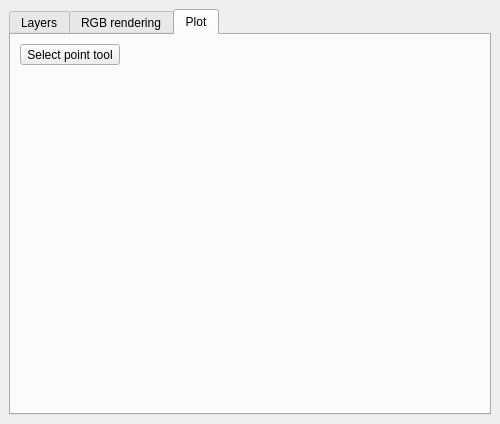
This is datacubeplugin/ui/datacubewidget.ui in planetfederal/qgis-datacube-plugin as Qt 5 draws it before an edit. The edited form follows.
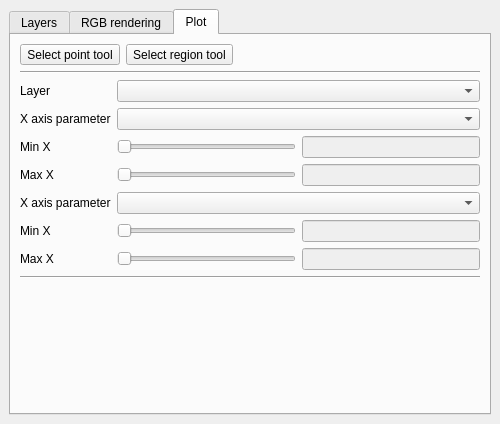
This is the edited form. The open tabs and pages were chosen to show the change.

```diff
--- a/datacubeplugin/ui/datacubewidget.ui
+++ b/datacubeplugin/ui/datacubewidget.ui
@@ -120,14 +120,57 @@
        <attribute name="title">
         <string>Plot</string>
        </attribute>
-       <layout class="QVBoxLayout" name="verticalLayout_2">
-        <item>
+       <layout class="QGridLayout" name="gridLayout_2">
+        <item row="3" column="0">
+         <widget class="QLabel" name="label_6">
+          <property name="text">
+           <string>X axis parameter</string>
+          </property>
+         </widget>
+        </item>
+        <item row="1" column="0" colspan="3">
+         <widget class="Line" name="line_2">
+          <property name="orientation">
+           <enum>Qt::Horizontal</enum>
+          </property>
+         </widget>
+        </item>
+        <item row="17" column="1">
+         <spacer name="verticalSpacer_2">
+          <property name="orientation">
+           <enum>Qt::Vertical</enum>
+          </property>
+          <property name="sizeHint" stdset="0">
+           <size>
+            <width>20</width>
+            <height>40</height>
+           </size>
+          </property>
+         </spacer>
+        </item>
+        <item row="0" column="0" colspan="3">
          <layout class="QHBoxLayout" name="horizontalLayout_2">
           <item>
            <widget class="QToolButton" name="selectOnCanvasButton">
             <property name="text">
              <string>Select point tool</string>
             </property>
+            <property name="checkable">
+             <bool>true</bool>
+            </property>
+           </widget>
+          </item>
+          <item>
+           <widget class="QToolButton" name="selectRegionButton">
+            <property name="text">
+             <string>Select region tool</string>
+            </property>
+            <property name="checkable">
+             <bool>true</bool>
+            </property>
+            <property name="checked">
+             <bool>false</bool>
+            </property>
            </widget>
           </item>
           <item>
@@ -145,13 +188,123 @@
           </item>
          </layout>
         </item>
-        <item>
-         <widget class="QWidget" name="widget" native="true">
-          <property name="sizePolicy">
-           <sizepolicy hsizetype="Preferred" vsizetype="Expanding">
-            <horstretch>0</horstretch>
-            <verstretch>0</verstretch>
-           </sizepolicy>
+        <item row="3" column="1" colspan="2">
+         <widget class="QComboBox" name="comboParameterToPlotX"/>
+        </item>
+        <item row="16" column="0" colspan="3">
+         <widget class="Line" name="line_3">
+          <property name="orientation">
+           <enum>Qt::Horizontal</enum>
+          </property>
+         </widget>
+        </item>
+        <item row="2" column="1" colspan="2">
+         <widget class="QComboBox" name="comboLayerToPlot"/>
+        </item>
+        <item row="2" column="0">
+         <widget class="QLabel" name="label_5">
+          <property name="text">
+           <string>Layer</string>
+          </property>
+         </widget>
+        </item>
+        <item row="4" column="0">
+         <widget class="QLabel" name="label_7">
+          <property name="text">
+           <string>Min X</string>
+          </property>
+         </widget>
+        </item>
+        <item row="5" column="1">
+         <widget class="QSlider" name="sliderMaxX">
+          <property name="orientation">
+           <enum>Qt::Horizontal</enum>
+          </property>
+         </widget>
+        </item>
+        <item row="5" column="2">
+         <widget class="QLineEdit" name="txtMaxX">
+          <property name="enabled">
+           <bool>false</bool>
+          </property>
+         </widget>
+        </item>
+        <item row="4" column="1">
+         <widget class="QSlider" name="sliderMinX">
+          <property name="orientation">
+           <enum>Qt::Horizontal</enum>
+          </property>
+          <property name="tickPosition">
+           <enum>QSlider::NoTicks</enum>
+          </property>
+         </widget>
+        </item>
+        <item row="5" column="0">
+         <widget class="QLabel" name="label_8">
+          <property name="text">
+           <string>Max X</string>
+          </property>
+         </widget>
+        </item>
+        <item row="4" column="2">
+         <widget class="QLineEdit" name="txtMinX">
+          <property name="enabled">
+           <bool>false</bool>
+          </property>
+         </widget>
+        </item>
+        <item row="11" column="0">
+         <widget class="QLabel" name="label_9">
+          <property name="text">
+           <string>Max X</string>
+          </property>
+         </widget>
+        </item>
+        <item row="11" column="2">
+         <widget class="QLineEdit" name="txtMaxY">
+          <property name="enabled">
+           <bool>false</bool>
+          </property>
+         </widget>
+        </item>
+        <item row="7" column="1" colspan="2">
+         <widget class="QComboBox" name="comboParameterToPlotY"/>
+        </item>
+        <item row="9" column="2">
+         <widget class="QLineEdit" name="txtMinY">
+          <property name="enabled">
+           <bool>false</bool>
+          </property>
+         </widget>
+        </item>
+        <item row="9" column="0">
+         <widget class="QLabel" name="label_10">
+          <property name="text">
+           <string>Min X</string>
+          </property>
+         </widget>
+        </item>
+        <item row="9" column="1">
+         <widget class="QSlider" name="sliderMinY">
+          <property name="orientation">
+           <enum>Qt::Horizontal</enum>
+          </property>
+         </widget>
+        </item>
+        <item row="7" column="0">
+         <widget class="QLabel" name="label_11">
+          <property name="text">
+           <string>X axis parameter</string>
+          </property>
+         </widget>
+        </item>
+        <item row="11" column="1">
+         <widget class="QSlider" name="sliderMaxY">
+          <property name="orientation">
+           <enum>Qt::Horizontal</enum>
+          </property>
+          <property name="tickPosition">
+           <enum>QSlider::NoTicks</enum>
           </property>
          </widget>
         </item>
```
Left out of the diff: 2 changed lines with no effect on the pictures.
